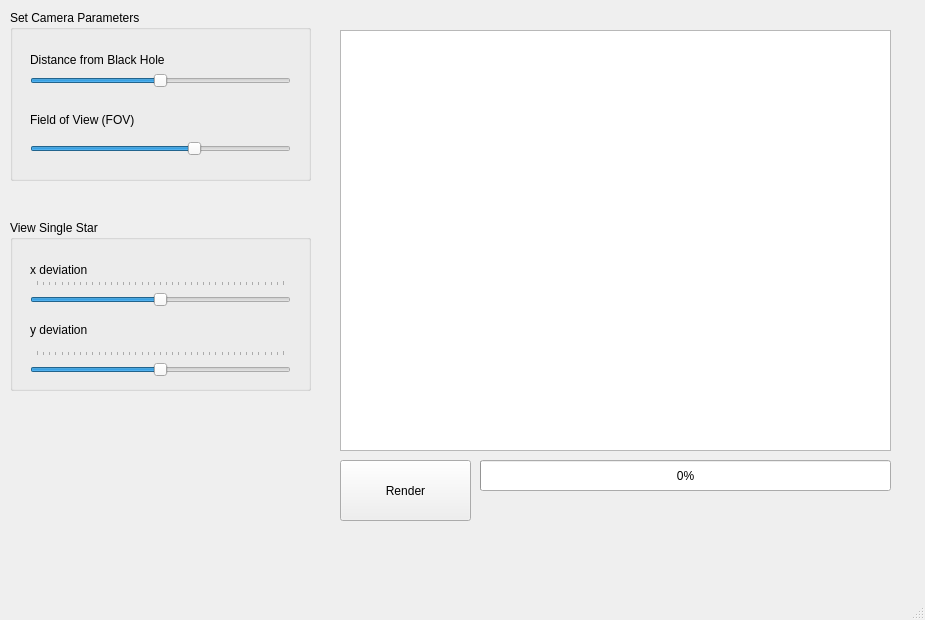
Qt form QtApp/mainwindow.ui (Superfish83/BlackHoleSimulator) before a commit.
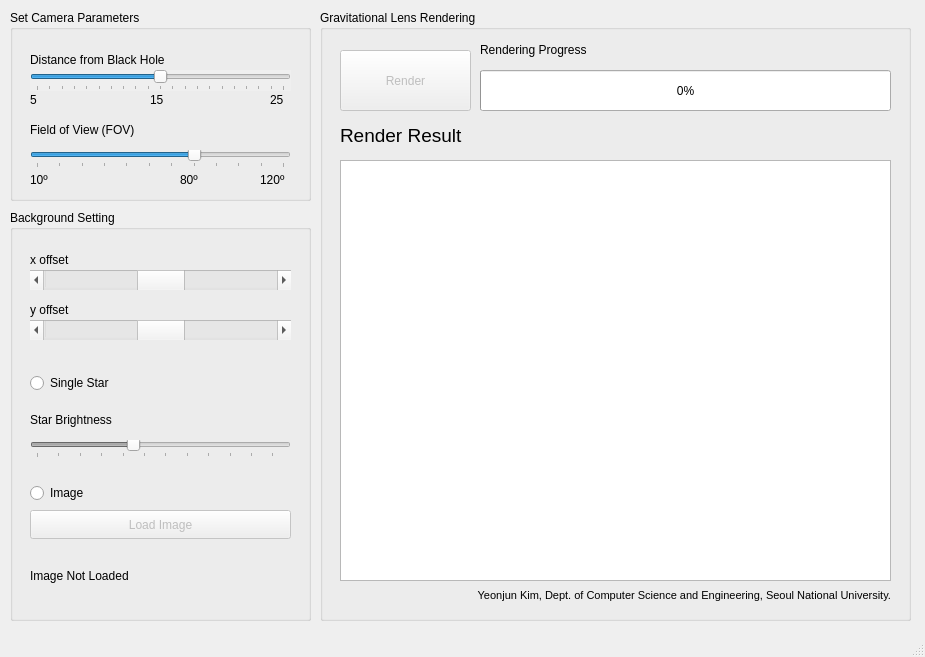
The same form after that commit.

Commit message: background image rendering complete

Patch:
```diff
--- a/QtApp/mainwindow.ui
+++ b/QtApp/mainwindow.ui
@@ -7,33 +7,23 @@
     <x>0</x>
     <y>0</y>
     <width>925</width>
-    <height>620</height>
+    <height>657</height>
    </rect>
   </property>
   <property name="windowTitle">
-   <string>MainWindow</string>
+   <string>Black Hole Simulator</string>
+  </property>
+  <property name="autoFillBackground">
+   <bool>true</bool>
   </property>
   <widget class="QWidget" name="centralwidget">
-   <widget class="QPushButton" name="bRender">
-    <property name="geometry">
-     <rect>
-      <x>340</x>
-      <y>460</y>
-      <width>131</width>
-      <height>61</height>
-     </rect>
-    </property>
-    <property name="text">
-     <string>Render</string>
-    </property>
-   </widget>
    <widget class="QGroupBox" name="groupBox">
     <property name="geometry">
      <rect>
       <x>10</x>
       <y>10</y>
       <width>301</width>
-      <height>171</height>
+      <height>191</height>
      </rect>
     </property>
     <property name="title">
@@ -48,6 +38,12 @@
        <height>21</height>
       </rect>
      </property>
+     <property name="cursor">
+      <cursorShape>ArrowCursor</cursorShape>
+     </property>
+     <property name="autoFillBackground">
+      <bool>true</bool>
+     </property>
      <property name="minimum">
       <number>5</number>
      </property>
@@ -60,12 +56,18 @@
      <property name="orientation">
       <enum>Qt::Orientation::Horizontal</enum>
      </property>
+     <property name="tickPosition">
+      <enum>QSlider::TickPosition::TicksBelow</enum>
+     </property>
+     <property name="tickInterval">
+      <number>1</number>
+     </property>
     </widget>
     <widget class="QSlider" name="hsFOV">
      <property name="geometry">
       <rect>
        <x>20</x>
-       <y>130</y>
+       <y>140</y>
        <width>261</width>
        <height>18</height>
       </rect>
@@ -91,6 +93,12 @@
      <property name="invertedControls">
       <bool>false</bool>
      </property>
+     <property name="tickPosition">
+      <enum>QSlider::TickPosition::TicksBelow</enum>
+     </property>
+     <property name="tickInterval">
+      <number>10</number>
+     </property>
     </widget>
     <widget class="QLabel" name="lbD">
      <property name="geometry">
@@ -109,7 +117,7 @@
      <property name="geometry">
       <rect>
        <x>20</x>
-       <y>100</y>
+       <y>110</y>
        <width>171</width>
        <height>20</height>
       </rect>
@@ -118,125 +126,407 @@
       <string>Field of View (FOV)</string>
      </property>
     </widget>
-   </widget>
-   <widget class="QGraphicsView" name="graphicsView">
-    <property name="geometry">
-     <rect>
-      <x>340</x>
-      <y>30</y>
-      <width>551</width>
-      <height>421</height>
-     </rect>
-    </property>
-   </widget>
-   <widget class="QProgressBar" name="pbRenderProgress">
-    <property name="geometry">
-     <rect>
-      <x>480</x>
-      <y>460</y>
-      <width>411</width>
-      <height>31</height>
-     </rect>
-    </property>
-    <property name="value">
-     <number>0</number>
-    </property>
+    <widget class="QLabel" name="lbFOV_2">
+     <property name="geometry">
+      <rect>
+       <x>20</x>
+       <y>160</y>
+       <width>51</width>
+       <height>20</height>
+      </rect>
+     </property>
+     <property name="text">
+      <string>10º</string>
+     </property>
+    </widget>
+    <widget class="QLabel" name="lbFOV_3">
+     <property name="geometry">
+      <rect>
+       <x>250</x>
+       <y>160</y>
+       <width>31</width>
+       <height>20</height>
+      </rect>
+     </property>
+     <property name="text">
+      <string>120º</string>
+     </property>
+    </widget>
+    <widget class="QLabel" name="lbFOV_4">
+     <property name="geometry">
+      <rect>
+       <x>170</x>
+       <y>160</y>
+       <width>31</width>
+       <height>20</height>
+      </rect>
+     </property>
+     <property name="text">
+      <string>80º</string>
+     </property>
+    </widget>
+    <widget class="QLabel" name="lbFOV_5">
+     <property name="geometry">
+      <rect>
+       <x>20</x>
+       <y>80</y>
+       <width>51</width>
+       <height>20</height>
+      </rect>
+     </property>
+     <property name="text">
+      <string>5</string>
+     </property>
+    </widget>
+    <widget class="QLabel" name="lbFOV_6">
+     <property name="geometry">
+      <rect>
+       <x>260</x>
+       <y>80</y>
+       <width>31</width>
+       <height>20</height>
+      </rect>
+     </property>
+     <property name="text">
+      <string>25</string>
+     </property>
+    </widget>
+    <widget class="QLabel" name="lbFOV_7">
+     <property name="geometry">
+      <rect>
+       <x>140</x>
+       <y>80</y>
+       <width>31</width>
+       <height>20</height>
+      </rect>
+     </property>
+     <property name="text">
+      <string>15</string>
+     </property>
+    </widget>
    </widget>
    <widget class="QGroupBox" name="groupBox_2">
     <property name="geometry">
      <rect>
       <x>10</x>
-      <y>220</y>
+      <y>210</y>
       <width>301</width>
-      <height>171</height>
+      <height>411</height>
      </rect>
     </property>
     <property name="title">
-     <string>View Single Star</string>
+     <string>Background Setting</string>
     </property>
-    <widget class="QSlider" name="hsXoff">
-     <property name="geometry">
-      <rect>
-       <x>20</x>
-       <y>60</y>
-       <width>261</width>
-       <height>31</height>
-      </rect>
-     </property>
-     <property name="minimum">
-      <number>-20</number>
-     </property>
-     <property name="maximum">
-      <number>20</number>
-     </property>
-     <property name="value">
-      <number>0</number>
-     </property>
-     <property name="orientation">
-      <enum>Qt::Orientation::Horizontal</enum>
-     </property>
-     <property name="tickPosition">
-      <enum>QSlider::TickPosition::TicksAbove</enum>
-     </property>
-    </widget>
-    <widget class="QSlider" name="hsYoff">
-     <property name="geometry">
-      <rect>
-       <x>20</x>
-       <y>130</y>
-       <width>261</width>
-       <height>31</height>
-      </rect>
-     </property>
-     <property name="minimum">
-      <number>-20</number>
-     </property>
-     <property name="maximum">
-      <number>20</number>
-     </property>
-     <property name="value">
-      <number>0</number>
-     </property>
-     <property name="tracking">
-      <bool>true</bool>
-     </property>
-     <property name="orientation">
-      <enum>Qt::Orientation::Horizontal</enum>
-     </property>
-     <property name="invertedAppearance">
-      <bool>false</bool>
-     </property>
-     <property name="invertedControls">
-      <bool>false</bool>
-     </property>
-     <property name="tickPosition">
-      <enum>QSlider::TickPosition::TicksAbove</enum>
-     </property>
-    </widget>
     <widget class="QLabel" name="lbXoff">
      <property name="geometry">
       <rect>
        <x>20</x>
        <y>40</y>
-       <width>211</width>
+       <width>71</width>
        <height>20</height>
       </rect>
      </property>
      <property name="text">
-      <string>x deviation</string>
+      <string>x offset</string>
      </property>
     </widget>
     <widget class="QLabel" name="lbYoff">
      <property name="geometry">
       <rect>
        <x>20</x>
-       <y>100</y>
+       <y>90</y>
+       <width>71</width>
+       <height>20</height>
+      </rect>
+     </property>
+     <property name="text">
+      <string>y offset</string>
+     </property>
+    </widget>
+    <widget class="QScrollBar" name="sbOffsetX">
+     <property name="geometry">
+      <rect>
+       <x>20</x>
+       <y>60</y>
+       <width>261</width>
+       <height>20</height>
+      </rect>
+     </property>
+     <property name="minimum">
+      <number>-20</number>
+     </property>
+     <property name="maximum">
+      <number>20</number>
+     </property>
+     <property name="pageStep">
+      <number>10</number>
+     </property>
+     <property name="orientation">
+      <enum>Qt::Orientation::Horizontal</enum>
+     </property>
+    </widget>
+    <widget class="QScrollBar" name="sbOffsetY">
+     <property name="geometry">
+      <rect>
+       <x>20</x>
+       <y>110</y>
+       <width>261</width>
+       <height>20</height>
+      </rect>
+     </property>
+     <property name="contextMenuPolicy">
+      <enum>Qt::ContextMenuPolicy::ActionsContextMenu</enum>
+     </property>
+     <property name="minimum">
+      <number>-20</number>
+     </property>
+     <property name="maximum">
+      <number>20</number>
+     </property>
+     <property name="pageStep">
+      <number>10</number>
+     </property>
+     <property name="orientation">
+      <enum>Qt::Orientation::Horizontal</enum>
+     </property>
+    </widget>
+    <widget class="QRadioButton" name="rbStar">
+     <property name="geometry">
+      <rect>
+       <x>20</x>
+       <y>160</y>
+       <width>261</width>
+       <height>26</height>
+      </rect>
+     </property>
+     <property name="text">
+      <string>Single Star</string>
+     </property>
+    </widget>
+    <widget class="QRadioButton" name="rbImage">
+     <property name="geometry">
+      <rect>
+       <x>20</x>
+       <y>270</y>
+       <width>251</width>
+       <height>26</height>
+      </rect>
+     </property>
+     <property name="text">
+      <string>Image</string>
+     </property>
+    </widget>
+    <widget class="QLabel" name="lbFOV_8">
+     <property name="geometry">
+      <rect>
+       <x>20</x>
+       <y>200</y>
        <width>171</width>
        <height>20</height>
       </rect>
      </property>
      <property name="text">
-      <string>y deviation</string>
+      <string>Star Brightness</string>
+     </property>
+    </widget>
+    <widget class="QSlider" name="hsBrightness">
+     <property name="enabled">
+      <bool>false</bool>
+     </property>
+     <property name="geometry">
+      <rect>
+       <x>20</x>
+       <y>230</y>
+       <width>261</width>
+       <height>18</height>
+      </rect>
+     </property>
+     <property name="minimum">
+      <number>5</number>
+     </property>
+     <property name="maximum">
+      <number>120</number>
+     </property>
+     <property name="singleStep">
+      <number>5</number>
+     </property>
+     <property name="pageStep">
+      <number>5</number>
+     </property>
+     <property name="value">
+      <number>50</number>
+     </property>
+     <property name="tracking">
+      <bool>true</bool>
+     </property>
+     <property name="orientation">
+      <enum>Qt::Orientation::Horizontal</enum>
+     </property>
+     <property name="invertedAppearance">
+      <bool>false</bool>
+     </property>
+     <property name="invertedControls">
+      <bool>false</bool>
+     </property>
+     <property name="tickPosition">
+      <enum>QSlider::TickPosition::TicksBelow</enum>
+     </property>
+     <property name="tickInterval">
+      <number>10</number>
+     </property>
+    </widget>
+    <widget class="QPushButton" name="bLoadImage">
+     <property name="enabled">
+      <bool>false</bool>
+     </property>
+     <property name="geometry">
+      <rect>
+       <x>20</x>
+       <y>300</y>
+       <width>261</width>
+       <height>29</height>
+      </rect>
+     </property>
+     <property name="text">
+      <string>Load Image</string>
+     </property>
+    </widget>
+    <widget class="QLabel" name="lbImgPath">
+     <property name="geometry">
+      <rect>
+       <x>20</x>
+       <y>340</y>
+       <width>261</width>
+       <height>51</height>
+      </rect>
+     </property>
+     <property name="text">
+      <string>Image Not Loaded</string>
+     </property>
+    </widget>
+   </widget>
+   <widget class="QGroupBox" name="groupBox_3">
+    <property name="geometry">
+     <rect>
+      <x>320</x>
+      <y>10</y>
+      <width>591</width>
+      <height>611</height>
+     </rect>
+    </property>
+    <property name="title">
+     <string>Gravitational Lens Rendering</string>
+    </property>
+    <widget class="QGraphicsView" name="graphicsView">
+     <property name="geometry">
+      <rect>
+       <x>20</x>
+       <y>150</y>
+       <width>551</width>
+       <height>421</height>
+      </rect>
+     </property>
+    </widget>
+    <widget class="QProgressBar" name="pbRenderProgress">
+     <property name="geometry">
+      <rect>
+       <x>160</x>
+       <y>60</y>
+       <width>411</width>
+       <height>41</height>
+      </rect>
+     </property>
+     <property name="value">
+      <number>0</number>
+     </property>
+    </widget>
+    <widget class="QLabel" name="lbProgress_2">
+     <property name="geometry">
+      <rect>
+       <x>20</x>
+       <y>110</y>
+       <width>161</width>
+       <height>31</height>
+      </rect>
+     </property>
+     <property name="font">
+      <font>
+       <pointsize>14</pointsize>
+      </font>
+     </property>
+     <property name="text">
+      <string>Render Result</string>
+     </property>
+    </widget>
+    <widget class="QPushButton" name="bRender">
+     <property name="enabled">
+      <bool>false</bool>
+     </property>
+     <property name="geometry">
+      <rect>
+       <x>20</x>
+       <y>40</y>
+       <width>131</width>
+       <height>61</height>
+      </rect>
+     </property>
+     <property name="text">
+      <string>Render</string>
+     </property>
+    </widget>
+    <widget class="QLabel" name="lbProgress">
+     <property name="geometry">
+      <rect>
+       <x>160</x>
+       <y>30</y>
+       <width>211</width>
+       <height>20</height>
+      </rect>
+     </property>
+     <property name="text">
+      <string>Rendering Progress</string>
+     </property>
+    </widget>
+    <widget class="QLabel" name="lbProgress_3">
+     <property name="geometry">
+      <rect>
+       <x>20</x>
+       <y>570</y>
+       <width>551</width>
+       <height>31</height>
+      </rect>
+     </property>
+     <property name="font">
+      <font>
+       <pointsize>8</pointsize>
+      </font>
+     </property>
+     <property name="text">
+      <string>Yeonjun Kim, Dept. of Computer Science and Engineering, Seoul National University.</string>
+     </property>
+     <property name="alignment">
+      <set>Qt::AlignmentFlag::AlignRight|Qt::AlignmentFlag::AlignTrailing|Qt::AlignmentFlag::AlignVCenter</set>
+     </property>
+    </widget>
+    <widget class="QLabel" name="lbRenderOption">
+     <property name="geometry">
+      <rect>
+       <x>180</x>
+       <y>110</y>
+       <width>391</width>
+       <height>31</height>
+      </rect>
+     </property>
+     <property name="font">
+      <font>
+       <pointsize>10</pointsize>
+      </font>
+     </property>
+     <property name="text">
+      <string/>
+     </property>
+     <property name="alignment">
+      <set>Qt::AlignmentFlag::AlignRight|Qt::AlignmentFlag::AlignTrailing|Qt::AlignmentFlag::AlignVCenter</set>
      </property>
     </widget>
    </widget>
```
Left out of the diff: 3 changed lines with no effect on the pictures. The commit also changes 7 other files.
